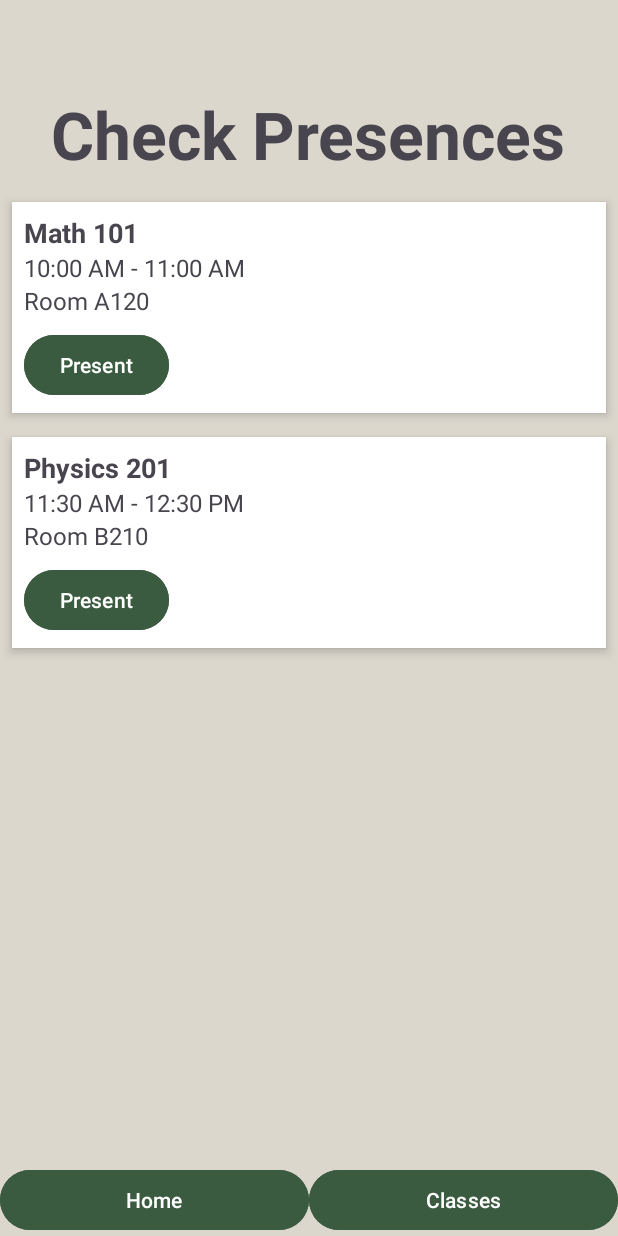
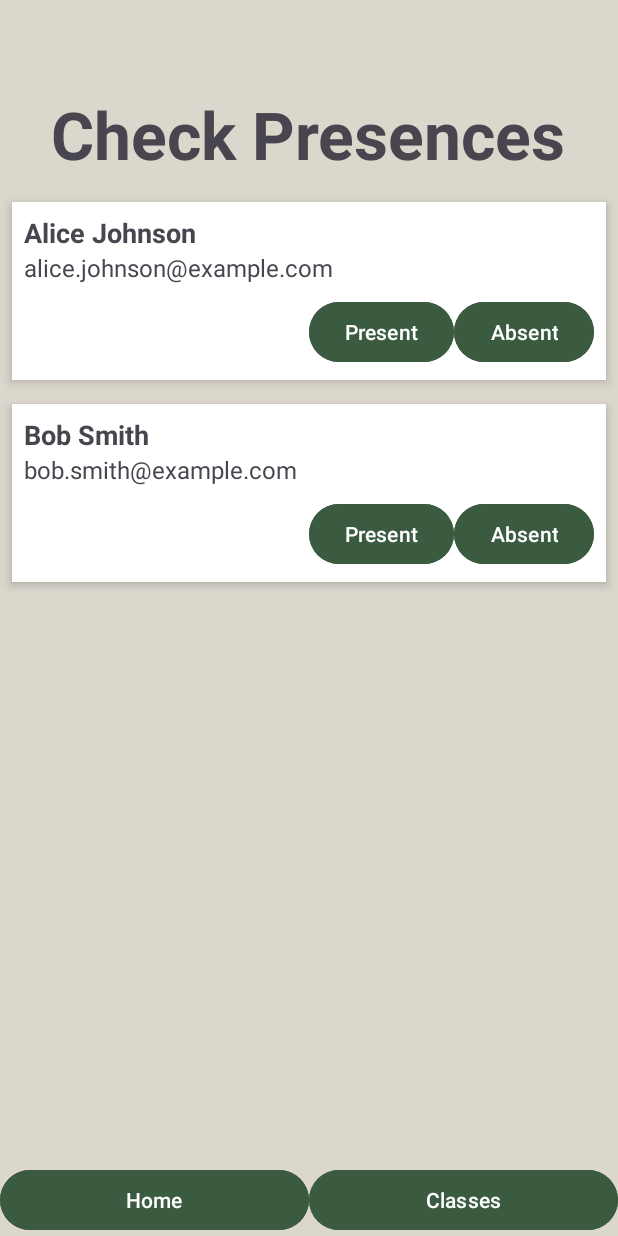
Before and after one commit to carlosoamorim/Online_Classes_App, an Android app: the professor_check_presences screen opened directly, with no data from a screen before it, after a tap on "Present", on a phone screen of 412 x 824 dp. Run offline under Robolectric (Android 15) with nearby library versions, the phone set to English and light mode, and no system bars.

Commit message:
Some variable name changes

```diff
--- a/app/src/main/java/pt/ola/online_classes_app/professor/ClassInfoAdapterPresences.kt
+++ b/app/src/main/java/pt/ola/online_classes_app/professor/ClassInfoAdapterPresences.kt
@@ -19,10 +19,10 @@ class ClassInfoAdapterPresences(
 ) : RecyclerView.Adapter<ClassInfoAdapterPresences.ClassInfoPresencesViewHolder>() {
 
     class ClassInfoPresencesViewHolder(itemView: View) : RecyclerView.ViewHolder(itemView) {
-        val courseName: TextView = itemView.findViewById(R.id.course_name)
-        val classTime: TextView = itemView.findViewById(R.id.class_time)
-        val classRoom: TextView = itemView.findViewById(R.id.class_room)
-        val itemButton: Button = itemView.findViewById(R.id.item_button)
+        val studentName: TextView = itemView.findViewById(R.id.student_name)
+        val studentEmail: TextView = itemView.findViewById(R.id.student_email)
+        val itemButton: Button = itemView.findViewById(R.id.item_button_present)
+        val itemButtonAbsent: Button = itemView.findViewById(R.id.item_button_absent)
     }
 
     override fun onCreateViewHolder(parent: ViewGroup, viewType: Int): ClassInfoPresencesViewHolder {
@@ -33,15 +33,12 @@ class ClassInfoAdapterPresences(
 
     override fun onBindViewHolder(holder: ClassInfoPresencesViewHolder, position: Int) {
         val classInfo = classList[position]
-        holder.courseName.text = classInfo.courseName
-        holder.classTime.text = classInfo.classTime
-        holder.classRoom.text = classInfo.classRoom
+        holder.studentName.text = classInfo.studentName // Replace with student name
+        holder.studentEmail.text = classInfo.studentEmail // Replace with student email
         holder.itemButton.setOnClickListener {
-            // Pass parameters to professor_check_presences
             val intent = Intent(context, professor_check_presences::class.java).apply {
-                putExtra("courseName", classInfo.courseName)
-                putExtra("classTime", classInfo.classTime)
-                putExtra("classRoom", classInfo.classRoom)
+                putExtra("studentName", classInfo.studentName) // Replace with student name
+                putExtra("studentEmail", classInfo.studentEmail) // Replace with student email
             }
             context.startActivity(intent)
         }
--- a/app/src/main/java/pt/ola/online_classes_app/professor/ClassInfoPresences.kt
+++ b/app/src/main/java/pt/ola/online_classes_app/professor/ClassInfoPresences.kt
@@ -1,7 +1,6 @@
 package pt.ola.online_classes_app.professor
 
-data class ClassInfoPresences (
-    val courseName: String,
-    val classTime: String,
-    val classRoom: String,
+data class ClassInfoPresences(
+    val studentName: String,
+    val studentEmail: String
 )
--- a/app/src/main/java/pt/ola/online_classes_app/professor/professor_check_presences.kt
+++ b/app/src/main/java/pt/ola/online_classes_app/professor/professor_check_presences.kt
@@ -31,8 +31,8 @@ class professor_check_presences : AppCompatActivity() {
 
         // Placeholders before API integration
         val classList = listOf(
-            ClassInfoPresences("Math 101", "10:00 AM - 11:00 AM", "Room A120"),
-            ClassInfoPresences("Physics 201", "11:30 AM - 12:30 PM", "Room B210"),
+            ClassInfoPresences("Alice Johnson", "alice.johnson@example.com"),
+            ClassInfoPresences("Bob Smith", "bob.smith@example.com"),
         )
         recyclerView.adapter = ClassInfoAdapterPresences(this, classList)
 
--- a/app/src/main/res/layout/professor_students.xml
+++ b/app/src/main/res/layout/professor_students.xml
@@ -11,31 +11,40 @@
     android:focusable="true">
 
     <TextView
-        android:id="@+id/course_name"
+        android:id="@+id/student_name"
         android:layout_width="wrap_content"
         android:layout_height="wrap_content"
-        android:text="Course Name"
+        android:text="Student Name"
         android:textSize="18sp"
         android:textStyle="bold" />
 
     <TextView
-        android:id="@+id/class_time"
+        android:id="@+id/student_email"
         android:layout_width="wrap_content"
         android:layout_height="wrap_content"
-        android:text="Class Time"
+        android:text="Student Email"
         android:textSize="16sp" />
 
-    <TextView
-        android:id="@+id/class_room"
-        android:layout_width="wrap_content"
+    <LinearLayout
+        android:layout_width="match_parent"
         android:layout_height="wrap_content"
-        android:text="Class Room"
-        android:textSize="16sp" />
-    <Button
-        android:id="@+id/item_button"
-        android:layout_width="wrap_content"
-        android:layout_height="wrap_content"
-        android:text="Present"
-        android:layout_marginTop="8dp"
-        android:backgroundTint="@color/background_dark_green"/>
+        android:orientation="horizontal"
+        android:gravity="end"
+        android:layout_marginTop="8dp">
+
+        <Button
+            android:id="@+id/item_button_present"
+            android:layout_width="wrap_content"
+            android:layout_height="wrap_content"
+            android:text="Present"
+
+            android:backgroundTint="@color/background_dark_green"/>
+
+        <Button
+            android:id="@+id/item_button_absent"
+            android:layout_width="wrap_content"
+            android:layout_height="wrap_content"
+            android:text="Absent"
+            android:backgroundTint="@color/background_dark_green" />
+    </LinearLayout>
 </LinearLayout>
```
